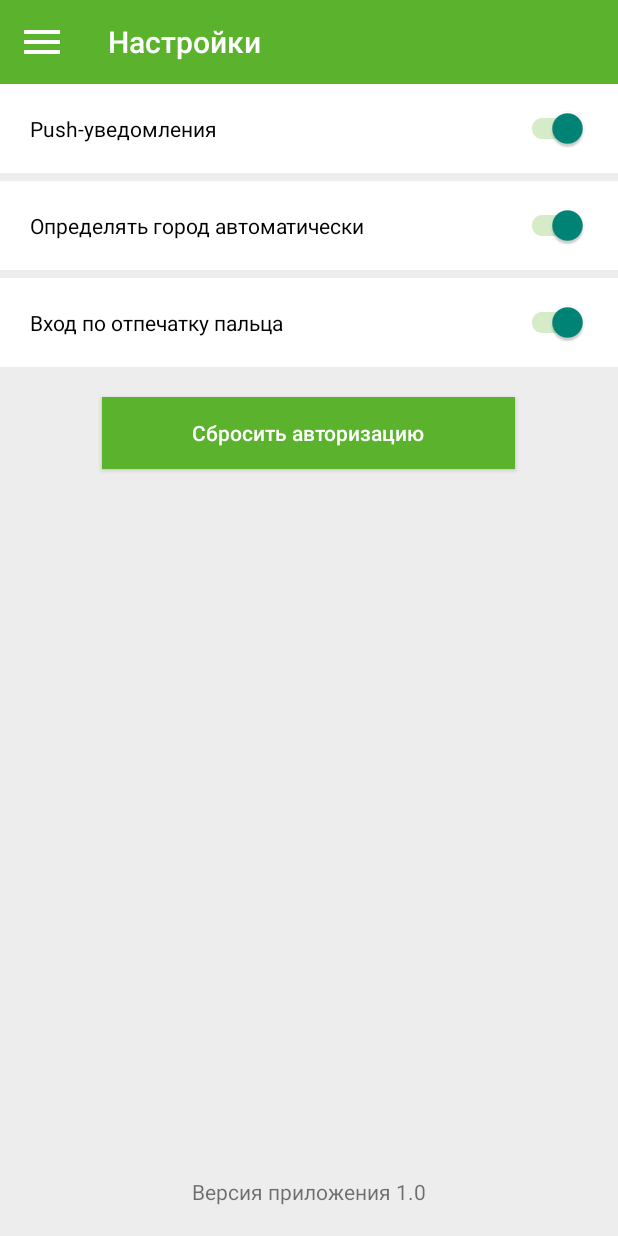
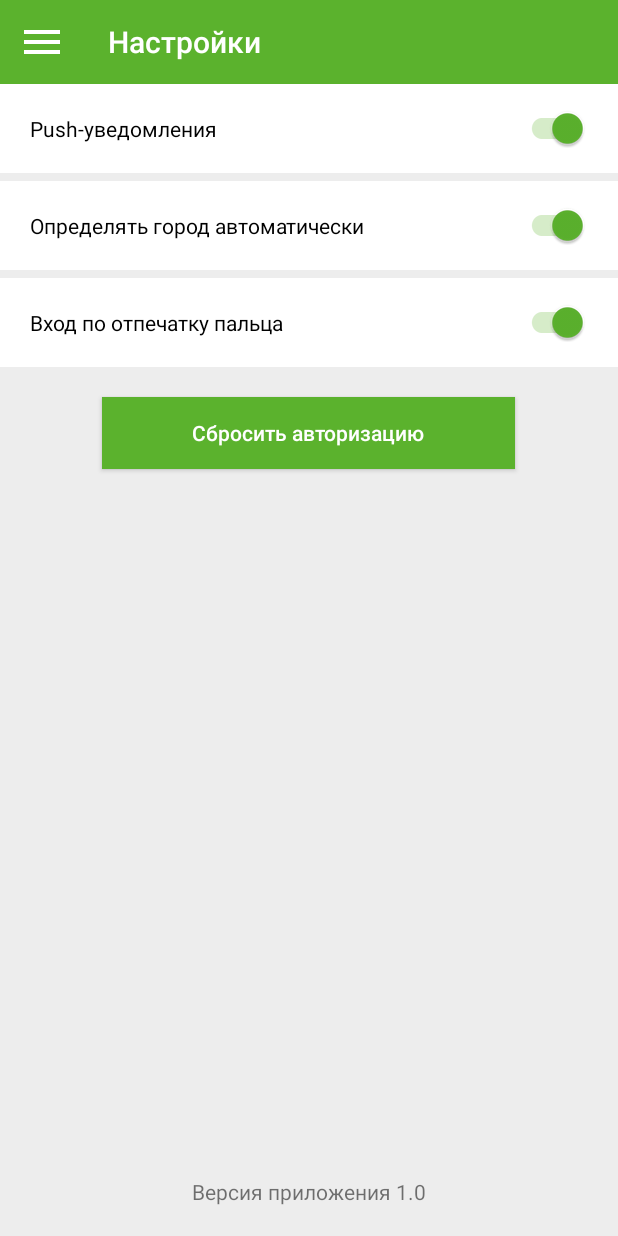
Before and after one commit to littlePinkyDonkey/ITMO-Mobile-development-Labs, an Android app: the ActivityThree screen opened directly, with no data from a screen before it, on a phone screen of 412 x 824 dp. Run offline under Robolectric (Android 15) with nearby library versions, the phone set to English and light mode, and no system bars.

Commit message:
changed navigationBarColor

```diff
--- a/app/src/main/java/com/example/lab1/ActivityOne.java
+++ b/app/src/main/java/com/example/lab1/ActivityOne.java
@@ -19,7 +19,7 @@ public class ActivityOne extends AppCompatActivity {
 
         view = findViewById(R.id.conditionsTextView);
 
-        view.setText(Html.fromHtml("При входе вы соглашаетесь <a href=\"www.google.com\">с условиями</a>"));
+        view.setText(Html.fromHtml("При входе вы соглашаетесь <a href=\"http://www.google.com\">с условиями</a>"));
         view.setMovementMethod(LinkMovementMethod.getInstance());
     }
 
--- a/app/src/main/res/values/styles.xml
+++ b/app/src/main/res/values/styles.xml
@@ -6,11 +6,13 @@
         <item name="colorPrimary">@color/colorPrimary</item>
         <item name="colorPrimaryDark">@color/colorPrimaryDark</item>
         <item name="colorAccent">@color/colorAccent</item>
+        <item name="android:navigationBarColor">@color/colorPrimaryDark</item>
     </style>
 
     <style name="Switch" parent="Theme.AppCompat.Light">
         <item name="colorSwitchThumbNormal">@color/colorPrimary</item>
         <item name="trackTint">@color/switcher_track_color</item>
+        <item name="colorControlActivated">@color/colorPrimary</item>
     </style>
 
 </resources>
```
